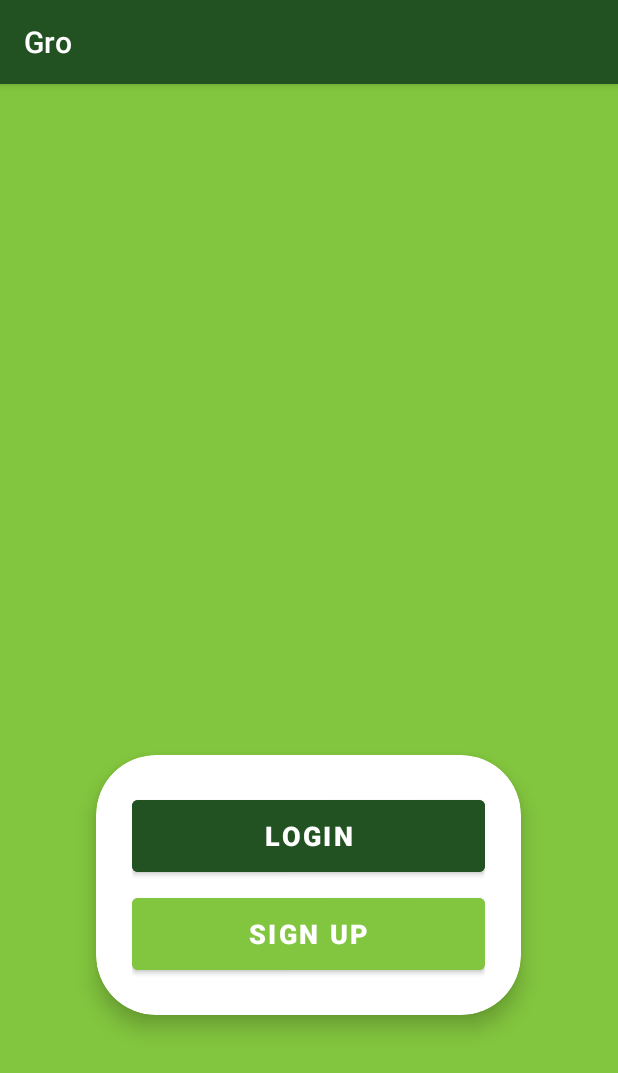
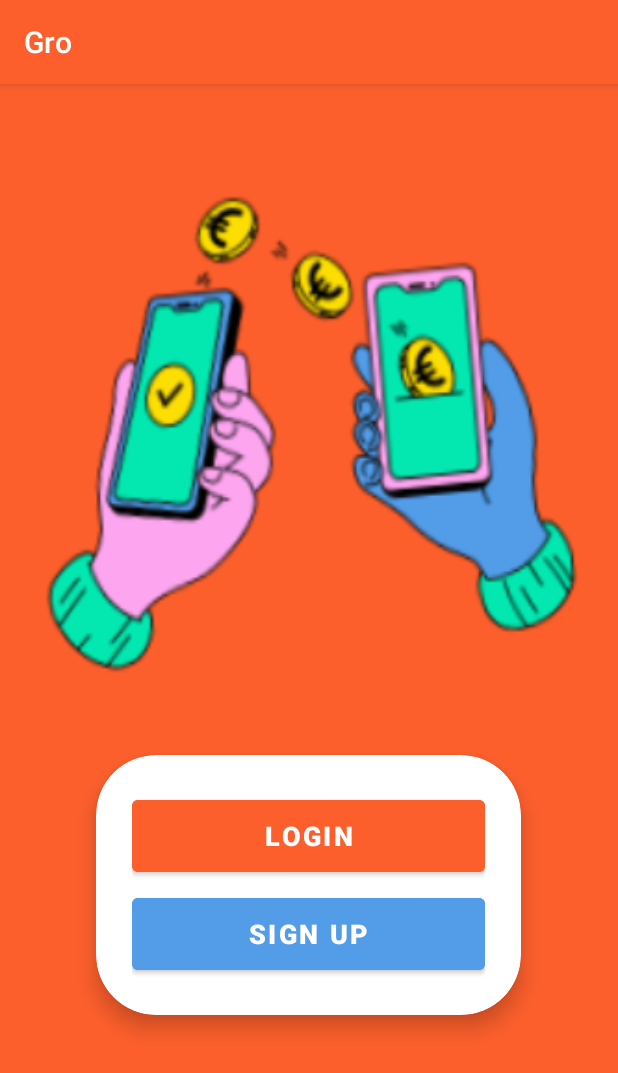
Before and after one commit to Rishali123/BCHacks1, an Android app: the screen it shows after launch (StartActivity), on a phone screen of 412 x 824 dp. Shown: the top 1073 px of the screen. Run offline under Robolectric (Android 15) with nearby library versions, the phone set to English and light mode, and no system bars.

Commit message:
basically the final version!!!!

```diff
--- a/app/src/main/res/layout/activity_start.xml
+++ b/app/src/main/res/layout/activity_start.xml
@@ -7,7 +7,7 @@
     android:layout_height="match_parent"
     android:orientation="vertical"
     android:gravity="center"
-    android:background="@color/green">
+    android:background="@drawable/bg">
 
     <androidx.cardview.widget.CardView
         android:layout_width="wrap_content"
--- a/app/src/main/res/values/colors.xml
+++ b/app/src/main/res/values/colors.xml
@@ -2,8 +2,8 @@
 <resources>
     <color name="black">#FF000000</color>
     <color name="white">#FFFFFFFF</color>
-    <color name="green">#82C53E</color>
-    <color name="orange">#225221</color>
+    <color name="green">#529CE8</color>
+    <color name="orange">#FC5F2C</color>
     <color name="red">#B52B2B</color>
 
 
```
Also changed, not shown: app/src/main/res/layout/activity_login.xml (+11 -0 lines), app/src/main/res/drawable/bg.PNG, app/src/main/res/drawable/google.PNG (added).
